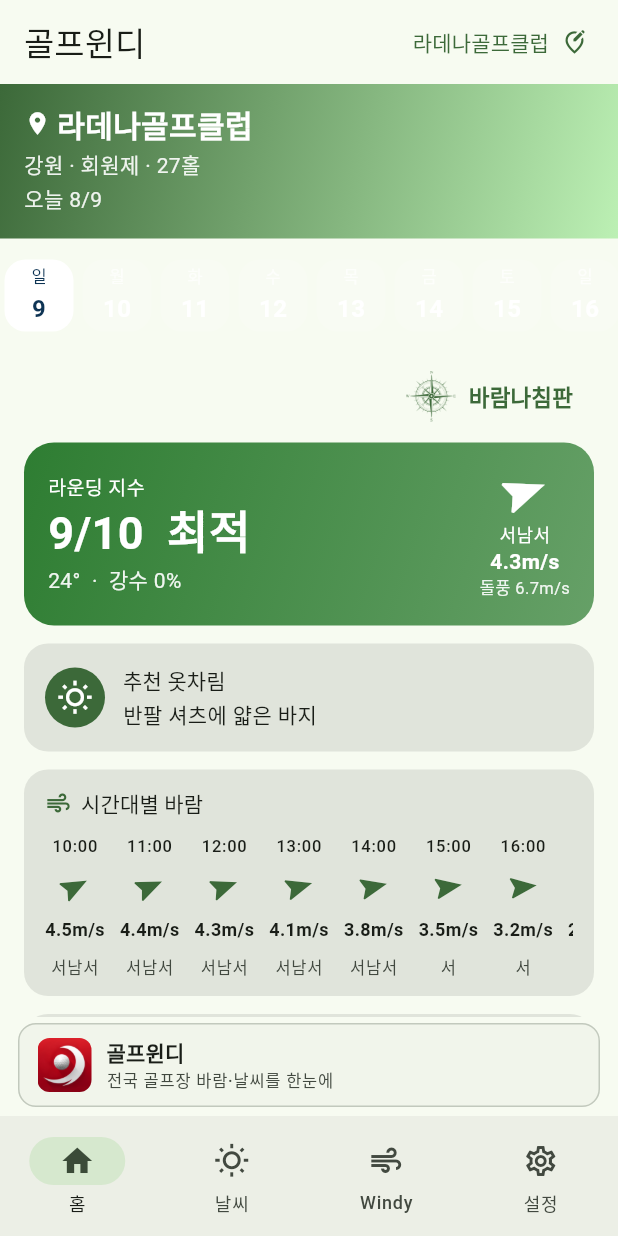
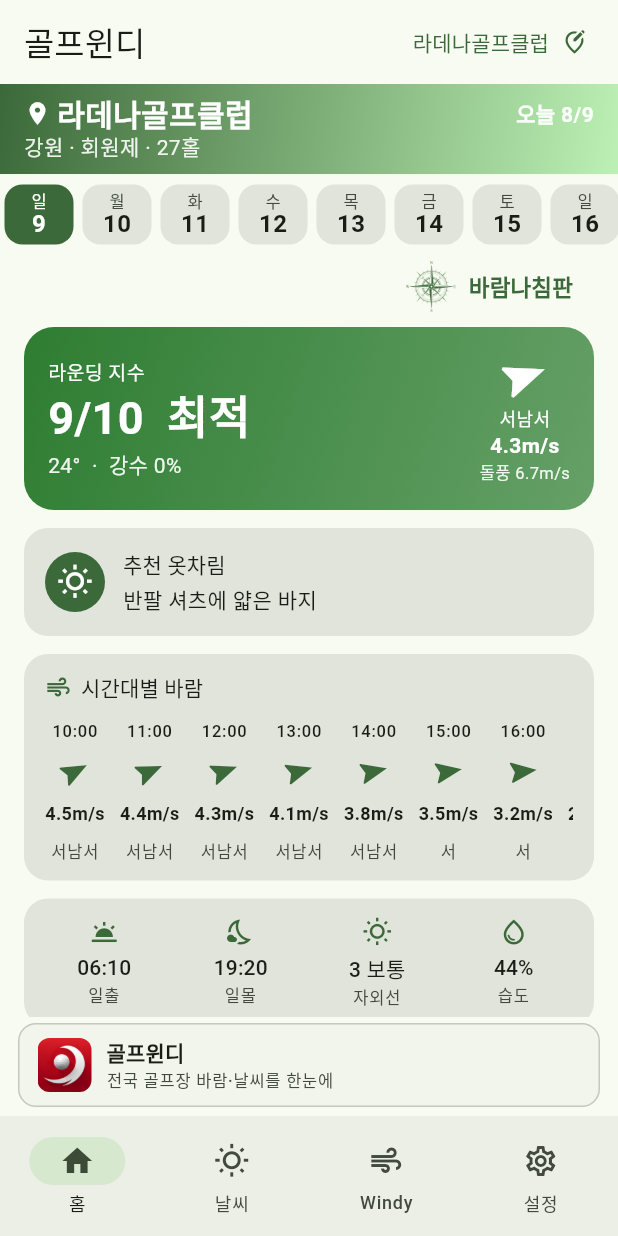
Before and after one commit to bisan74-lab/gov_data_mobile, a Flutter app: the screen it shows after launch, on a phone screen of 412 x 824 dp. Run offline on Flutter 3.47's test engine with Material 3 defaults, Android fonts, the phone set to English and light mode, and no system bars; our stand-ins replace flutter_riverpod, geolocator, google_mobile_ads, sensors_plus, shared_preferences; network calls fail.

Commit message:
홈 날짜 안 보이던 버그 수정 + 화면 여백·나침반 손질
1) 밝은 테마에서 날짜가 통째로 안 보이던 버그. 날짜 칩이 Colors.white
   고정색이었다 — 색이 있는 헤더 위에 놓일 걸 전제한 코드인데 실제로는
   기본 배경 위라, 흰 글자·흰 칸이 흰 배경에 묻혔다. 전부 ColorScheme에서
   가져오도록 바꿨다. 밝기 모드 양쪽에서 칩↔배경, 글자↔칩 명도 대비를
   재는 테스트를 넣었고, 옛 색을 되돌리면 3건이 실패하는 것을 확인했다.
   렌더링 자체는 정상이라 오버플로 검사로는 잡히지 않는 종류다.
2) 날짜 칸 높이 60 → 46, 위아래 여백도 줄였다.
3) 날짜와 바람나침판 버튼 사이 여백을 없앴다(두 패딩이 겹쳐 휑했다).
4) 헤더를 세 줄 → 두 줄로. 날짜를 첫 줄 오른쪽 끝으로 옮기고 위아래
   패딩을 줄였다. 골프장명이 길면 말줄임으로 흡수된다.
5) 바람 화살표를 세 줄로. 한 줄이면 "이 지점을 가리키는 표시"처럼 보이는데
   실제로는 면 전체에 부는 바람이다. 가운데를 더 길게 뒀다 — 셋이 같으면
   한 덩어리로 뭉쳐 보인다.
6) 나침반 가운데 풍향·풍속 글자 삭제. 원판 그림이 배경이라 묻혀서 안
   읽혔다. 같은 값은 원판 아래 요약에 이미 있다.
7) "방향이 정확해야 할 때" → "나침판 정확도". 다섯 줄을 세 줄로 줄이고,
   해 뜨는 방향과 대조하라는 항목은 실제로 잘 안 맞아 뺐다. 오차가
   남는다는 문장은 남겨 뒀다 — 빼면 표시된 방향을 실제보다 정확한 것으로
   믿게 된다.

테스트 120 → 124개 전부 통과, analyze 이슈 0.

Co-Authored-By: Claude Opus 5 <noreply@anthropic.com>
Claude-Session: https://claude.ai/code/session_01DX6AznQJbmMSh8r8eUGWS6

```diff
--- a/lib/features/home/presentation/home_screen.dart
+++ b/lib/features/home/presentation/home_screen.dart
@@ -53,7 +53,9 @@ class _HomeScreenState extends ConsumerState<HomeScreen> {
               date: _date,
             ),
             Padding(
-              padding: const EdgeInsets.symmetric(vertical: 8),
+              // 날짜 띠 위아래 여백. 아래는 0으로 두고 아래쪽 본문 패딩만
+              // 남긴다 — 두 여백이 겹쳐 날짜와 바람나침판 사이가 휑했다.
+              padding: const EdgeInsets.only(top: 4),
               child: HomeDateStrip(
                 date: _date,
                 minDate: today,
@@ -63,7 +65,7 @@ class _HomeScreenState extends ConsumerState<HomeScreen> {
             ),
             Padding(
               // 아래 여백은 광고 띠가 대신하므로 24 → 8로 줄인다.
-              padding: const EdgeInsets.fromLTRB(16, 4, 16, 8),
+              padding: const EdgeInsets.fromLTRB(16, 0, 16, 8),
               child: forecastAsync.when(
                 loading: () => const _LoadingCard(),
                 error: (e, _) => _ErrorCard(message: '$e'),
@@ -129,11 +131,12 @@ class _DayContent extends StatelessWidget {
       crossAxisAlignment: CrossAxisAlignment.stretch,
       children: [
         // 라운딩 지수 카드 **위 오른쪽 빈 공간**에 놓는 바람나침판 버튼.
+        // 위 여백을 두지 않는다 — 날짜 띠와 이 버튼 사이가 휑하다는 제보.
         const Align(
           alignment: Alignment.centerRight,
           child: WindCompassButton(),
         ),
-        const SizedBox(height: 6),
+        const SizedBox(height: 2),
         _RoundIndexCard(index: index, rep: rep),
         const SizedBox(height: 12),
         _OutfitCard(text: outfit, tempC: rep.tempC),
@@ -522,9 +525,12 @@ class _Header extends StatelessWidget {
   Widget build(BuildContext context) {
     final scheme = Theme.of(context).colorScheme;
     final isToday = DateUtils.isSameDay(date, DateTime.now());
+    // 날짜는 **첫 줄 오른쪽 끝**에 붙인다 — 세 줄로 쌓여 있던 것을 두 줄로
+    // 줄이려는 것이다(사용자 요구). 왼쪽 골프장명이 길면 말줄임으로 흡수되고
+    // 날짜는 자기 폭을 지킨다.
     return Container(
       width: double.infinity,
-      padding: const EdgeInsets.fromLTRB(16, 12, 16, 16),
+      padding: const EdgeInsets.fromLTRB(16, 8, 16, 10),
       decoration: BoxDecoration(
         gradient: LinearGradient(
           begin: Alignment.topLeft,
@@ -539,12 +545,27 @@ class _Header extends StatelessWidget {
             children: [
               Icon(Icons.place, size: 18, color: scheme.onPrimary),
               const SizedBox(width: 4),
+              Expanded(
+                child: Text(
+                  title,
+                  overflow: TextOverflow.ellipsis,
+                  style: TextStyle(
+                    color: scheme.onPrimary,
+                    fontSize: 20,
+                    fontWeight: FontWeight.bold,
+                    height: 1.15,
+                  ),
+                ),
+              ),
+              const SizedBox(width: 8),
               Text(
-                title,
+                isToday
+                    ? '오늘 ${date.month}/${date.day}'
+                    : '${date.month}/${date.day} (${weekdayKo(date)})',
                 style: TextStyle(
-                  color: scheme.onPrimary,
-                  fontSize: 20,
-                  fontWeight: FontWeight.bold,
+                  color: scheme.onPrimary.withValues(alpha: 0.95),
+                  fontWeight: FontWeight.w600,
+                  height: 1.15,
                 ),
               ),
             ],
@@ -552,14 +573,12 @@ class _Header extends StatelessWidget {
           const SizedBox(height: 2),
           Text(
             subtitle,
-            style: TextStyle(color: scheme.onPrimary.withValues(alpha: 0.9)),
-          ),
-          const SizedBox(height: 2),
-          Text(
-            isToday
-                ? '오늘 ${date.month}/${date.day}'
-                : '${date.month}/${date.day} (${weekdayKo(date)})',
-            style: TextStyle(color: scheme.onPrimary.withValues(alpha: 0.9)),
+            maxLines: 1,
+            overflow: TextOverflow.ellipsis,
+            style: TextStyle(
+              color: scheme.onPrimary.withValues(alpha: 0.9),
+              height: 1.15,
+            ),
           ),
         ],
       ),
--- a/lib/features/home/presentation/widgets/home_date_strip.dart
+++ b/lib/features/home/presentation/widgets/home_date_strip.dart
@@ -74,7 +74,10 @@ class _HomeDateStripState extends State<HomeDateStrip> {
 
   /// 배율 1.0에서 날짜 칩이 필요한 높이. 글자가 커지면 아래 [build]가 이
   /// 값을 배율만큼 늘려 준다(고정해 두면 칩이 세로로 넘친다).
-  static const double _baseHeight = 60;
+  ///
+  /// 요일(11px) + 간격 2 + 날짜(16px) ≈ 33px에 위아래 여백을 더한 값이다.
+  /// 더 줄이면 글자가 칩 테두리에 붙는다.
+  static const double _baseHeight = 46;
 
   @override
   Widget build(BuildContext context) {
@@ -86,6 +89,12 @@ class _HomeDateStripState extends State<HomeDateStrip> {
           context,
         ).clamp(maxScaleFactor: kCompactMaxTextScale).scale(14) /
         14;
+    // **색은 반드시 테마(ColorScheme)에서 가져온다.** 예전엔 흰색을 박아
+    // 뒀는데, 색이 있는 헤더 위에 놓일 걸 전제한 코드였다. 실제로는 기본
+    // 배경 위에 놓여서 **밝은 테마에서 흰 글자·흰 칸이 흰 배경에 묻혀 날짜가
+    // 통째로 안 보였다**(2026-08-09 제보). 고정색을 다시 넣지 말 것 —
+    // 밝은/어두운 테마 중 한쪽이 반드시 깨진다.
+    final scheme = Theme.of(context).colorScheme;
     return SizedBox(
       height: _baseHeight * scaled,
       child: ListView.builder(
@@ -101,14 +110,15 @@ class _HomeDateStripState extends State<HomeDateStrip> {
             child: CompactTextScale(
               child: Container(
                 width: _itemWidth - 6,
-                margin: const EdgeInsets.symmetric(horizontal: 3, vertical: 6),
+                margin: const EdgeInsets.symmetric(horizontal: 3, vertical: 3),
                 decoration: BoxDecoration(
                   color: isSelected
-                      ? Colors.white
-                      : Colors.white.withValues(alpha: 0.12),
-                  borderRadius: BorderRadius.circular(14),
+                      ? scheme.primary
+                      : scheme.surfaceContainerHighest,
+                  borderRadius: BorderRadius.circular(12),
+                  // 오늘은 선택돼 있지 않아도 테두리로 구분한다.
                   border: isToday && !isSelected
-                      ? Border.all(color: Colors.white70)
+                      ? Border.all(color: scheme.primary, width: 1.5)
                       : null,
                 ),
                 child: Column(
@@ -118,20 +128,20 @@ class _HomeDateStripState extends State<HomeDateStrip> {
                       weekdayKo(d),
                       style: TextStyle(
                         fontSize: 11,
+                        height: 1.1,
                         color: isSelected
-                            ? const Color(0xFF0E3454)
-                            : Colors.white70,
+                            ? scheme.onPrimary
+                            : scheme.onSurfaceVariant,
                       ),
                     ),
-                    const SizedBox(height: 2),
+                    const SizedBox(height: 1),
                     Text(
                       '${d.day}',
                       style: TextStyle(
                         fontSize: 16,
+                        height: 1.1,
                         fontWeight: FontWeight.bold,
-                        color: isSelected
-                            ? const Color(0xFF0E3454)
-                            : Colors.white,
+                        color: isSelected ? scheme.onPrimary : scheme.onSurface,
                       ),
                     ),
                   ],
```
Also changed, not shown: lib/features/compass/presentation/widgets/compass_rose.dart (+24 -7 lines), lib/features/compass/presentation/wind_compass_screen.dart (+19 -70 lines), 2 other files.
